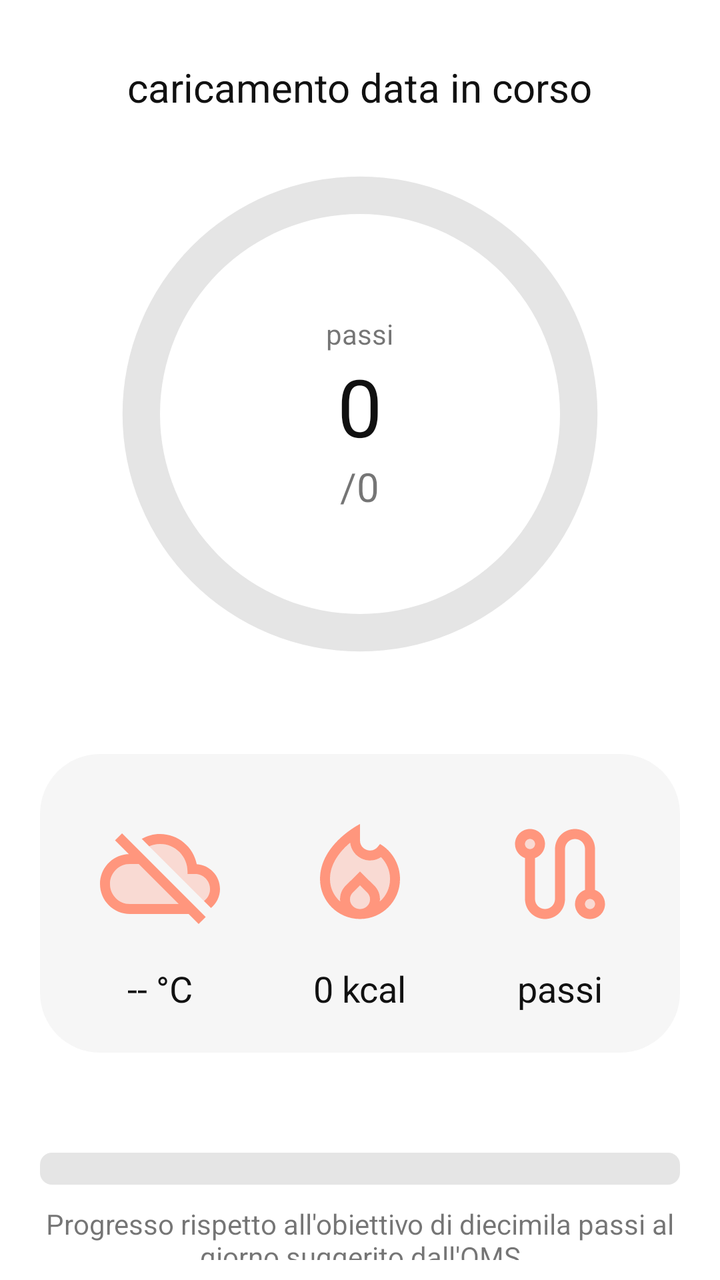
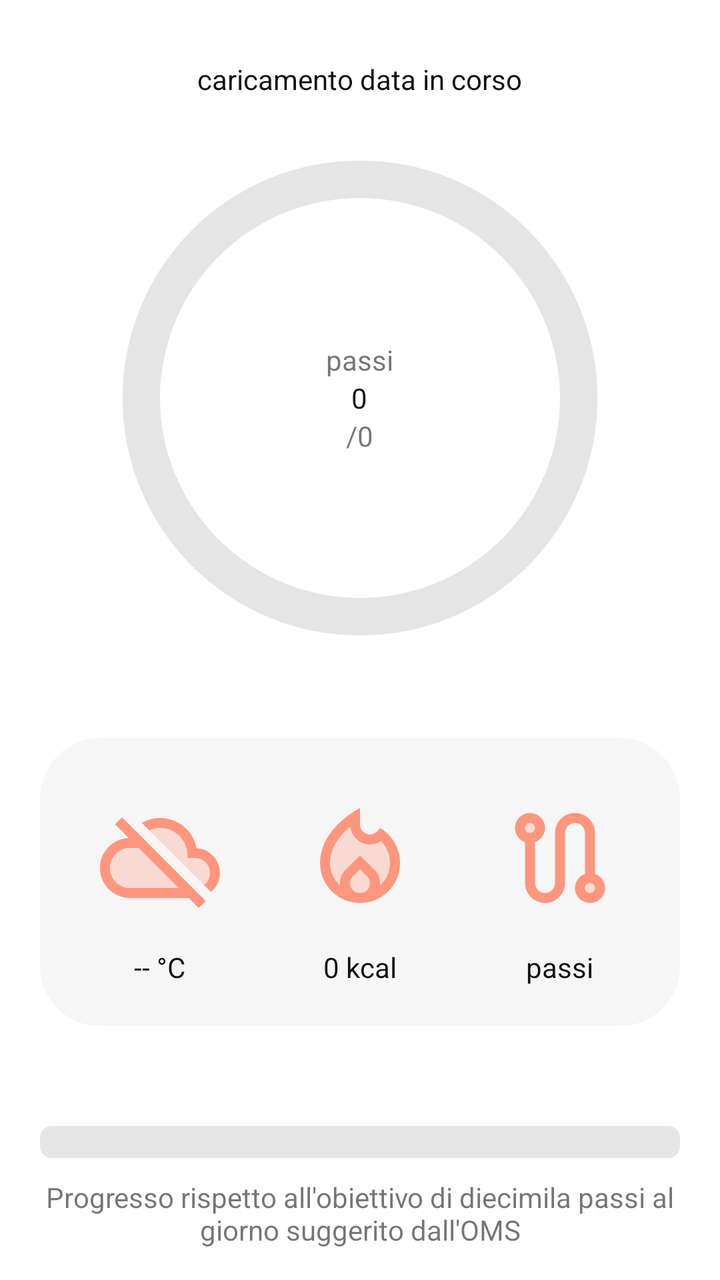

An Android layout rendered at two revisions. The XML below is the earlier revision; the diff shows what the commit changed to produce the second picture.
<!-- AndroidManifest.xml: application theme Theme.Passi -->
<!-- res/layout/fragment_home.xml -->
<?xml version="1.0" encoding="utf-8"?>
<FrameLayout xmlns:android="http://schemas.android.com/apk/res/android"
    xmlns:tools="http://schemas.android.com/tools"
    android:layout_width="match_parent"
    android:layout_height="match_parent"
    tools:context=".home.HomeFragment">

    <LinearLayout
        android:id="@+id/mainLayout"
        android:layout_width="match_parent"
        android:layout_height="match_parent"
        android:gravity="center_horizontal"
        android:orientation="vertical"
        android:paddingTop="30dp">

        <TextView
            android:id="@+id/giorno"
            android:layout_width="wrap_content"
            android:layout_height="wrap_content"
            android:text="@string/data"
            android:textColor="@color/black"
            android:textSize="20sp"/>
        <RelativeLayout
            android:layout_width="match_parent"
            android:layout_height="wrap_content">

            <ProgressBar
                android:id="@+id/passiProgress"
                android:layout_width="300dp"
                android:layout_height="300dp"
                android:layout_centerInParent="true"
                android:indeterminateOnly="false"
                android:progress="0"
                android:progressDrawable="@drawable/circular_progress" />

            <LinearLayout
                android:id="@+id/passiOggiGroup"
                android:layout_width="wrap_content"
                android:layout_height="wrap_content"
                android:orientation="vertical"
                android:layout_centerInParent="true">
                <TextView
                    android:layout_width="wrap_content"
                    android:layout_height="wrap_content"
                    android:layout_gravity="center_horizontal"
                    android:text="@string/passi"/>
                <TextView
                    android:id="@+id/passiOggi"
                    android:layout_width="wrap_content"
                    android:layout_height="wrap_content"
                    android:text="@string/passiOggi"
                    android:layout_gravity="center_horizontal"
                    android:textSize="40sp"
                    android:textColor="@color/black" />
                <TextView
                    android:id="@+id/passiObiettivo"
                    android:layout_width="wrap_content"
                    android:layout_height="wrap_content"
                    android:layout_gravity="center_horizontal"
                    android:textSize="20sp"
                    android:text="@string/passiObiettivo"/>

            </LinearLayout>
        </RelativeLayout>

        <LinearLayout
            android:layout_width="match_parent"
            android:layout_height="wrap_content"
            android:orientation="horizontal"
            android:layout_margin="20sp"
            android:background="@drawable/rounded_corners"
            android:padding="10sp">

            <LinearLayout
                android:layout_width="0dp"
                android:layout_height="wrap_content"
                android:layout_weight="1"
                android:gravity="center_horizontal"
                android:orientation="vertical"
                android:padding="10sp">
                <ImageView
                    android:id="@+id/meteoIcona"
                    android:layout_width="match_parent"
                    android:layout_height="wrap_content"
                    android:src="@drawable/no_meteo"
                    android:scaleType="fitCenter"
                    android:adjustViewBounds="true"
                    android:padding="10sp"/>
                <TextView
                    android:id="@+id/meteoTesto"
                    android:layout_width="wrap_content"
                    android:layout_height="wrap_content"
                    android:text="@string/temperatura"
                    android:textColor="@color/black"
                    android:textSize="18sp"
                    android:layout_marginTop="5dp"/>
            </LinearLayout>

            <LinearLayout
                android:layout_width="0dp"
                android:layout_height="wrap_content"
                android:layout_weight="1"
                android:gravity="center_horizontal"
                android:orientation="vertical"
                android:padding="10sp">
                <ImageView
                    android:layout_width="match_parent"
                    android:layout_height="wrap_content"
                    android:src="@drawable/fire"
                    android:scaleType="fitCenter"
                    android:adjustViewBounds="true"
                    android:padding="10sp"/>
                <TextView
                    android:id="@+id/calorieTesto"
                    android:layout_width="wrap_content"
                    android:layout_height="wrap_content"
                    android:text="@string/calorie"
                    android:textColor="@color/black"
                    android:textSize="18sp"
                    android:layout_marginTop="5dp"/>
            </LinearLayout>

            <LinearLayout
                android:layout_width="0dp"
                android:layout_height="wrap_content"
                android:layout_weight="1"
                android:gravity="center_horizontal"
                android:orientation="vertical"
                android:padding="10sp">
                <ImageView
                    android:id="@+id/kmIcona"
                    android:layout_width="match_parent"
                    android:layout_height="wrap_content"
                    android:src="@drawable/route"
                    android:scaleType="fitCenter"
                    android:adjustViewBounds="true"
                    android:padding="10sp"/>
                <TextView
                    android:id="@+id/kmTesto"
                    android:layout_width="wrap_content"
                    android:layout_height="wrap_content"
                    android:text="@string/km"
                    android:textColor="@color/black"
                    android:textSize="18sp"
                    android:layout_marginTop="5dp"/>
            </LinearLayout>

        </LinearLayout>

        <ProgressBar
            android:id="@+id/OMSProgress"
            android:layout_width="match_parent"
            android:layout_height="wrap_content"
            android:max="100"
            android:progress="0"
            style="?android:attr/progressBarStyleHorizontal"
            android:progressDrawable="@drawable/linear_progress"
            android:layout_marginHorizontal="20sp"
            android:layout_marginTop="30sp"/>

        <TextView
            android:id="@+id/OMS"
            android:layout_marginHorizontal="20sp"
            android:layout_marginVertical="10sp"
            android:textAlignment="center"
            android:layout_width="wrap_content"
            android:layout_height="wrap_content"
            android:text="@string/passiStandard"/>
    </LinearLayout>

</FrameLayout>
<!-- resources referenced by this layout -->
<resources>
  <color name="black">#FF111111</color>
  <!-- drawable circular_progress (drawable) -->
  <?xml version="1.0" encoding="utf-8"?>
  <layer-list xmlns:android="http://schemas.android.com/apk/res/android">
      <item>
          <shape
              android:shape="ring"
              android:thicknessRatio="16"
              android:useLevel="false">
              <solid android:color="?attr/colorSecondary" />
          </shape>
      </item>
      <item>
          <rotate
              android:fromDegrees="270"
              android:toDegrees="270">
              <shape
                  android:shape="ring"
                  android:thicknessRatio="16"
                  android:useLevel="true">
                  <solid android:color="?attr/colorPrimaryVariant"/>
              </shape>
          </rotate>
      </item>
  </layer-list>
  <!-- drawable linear_progress (drawable) -->
  <?xml version="1.0" encoding="utf-8"?>
  <layer-list xmlns:android="http://schemas.android.com/apk/res/android">
  
      <item android:id="@android:id/background">
  
          <shape android:shape="rectangle" >
              <corners android:radius="6dp"/>
              <solid android:color="?attr/colorSecondary"/>
          </shape>
  
      </item>
  
  
      <item android:id="@android:id/progress">
  
          <scale android:scaleWidth="100%">
              <shape android:shape="rectangle">
                  <corners android:radius="6dp"/>
                  <solid android:color="?attr/colorPrimaryVariant"/>
              </shape>
          </scale>
  
      </item>
  
  </layer-list>
  <!-- drawable rounded_corners (drawable) -->
  <?xml version="1.0" encoding="utf-8"?>
  <shape xmlns:android="http://schemas.android.com/apk/res/android">
     <solid android:color="?attr/colorSecondaryVariant"></solid>
     <corners android:radius="30sp"></corners>
  </shape>
  <string name="calorie">0 kcal</string>
  <string name="data">caricamento data in corso</string>
  <string name="km">passi</string>
  <string name="passi">passi</string>
  <string name="passiObiettivo">/0</string>
  <string name="passiOggi">0</string>
  <string name="passiStandard">Progresso rispetto all\'obiettivo di diecimila passi al giorno suggerito dall\'OMS</string>
  <string name="temperatura">-- °C</string>
  <style name="Theme.Passi" parent="Theme.MaterialComponents.DayNight.DarkActionBar">
          
          <item name="colorPrimary">@color/orange_500</item>
          <item name="colorPrimaryVariant">@color/orange_700</item>
          <item name="colorOnPrimary">@color/white</item>
          
          <item name="colorSecondary">@color/grey_300</item>
          <item name="colorSecondaryVariant">@color/grey_100</item>
          <item name="colorOnSecondary">@color/black</item>
          
          <item name="android:statusBarColor">?attr/colorPrimaryVariant</item>
          
      </style>
  <color name="orange_500">#FFFF7724</color>
  <color name="orange_700">#FFE64E1B</color>
  <color name="white">#FFFFFFFF</color>
  <color name="grey_300">#FFE5E5E5</color>
  <color name="grey_100">#FFF6F6F6</color>
  <!-- unchanged entries left out for length: 3 -->
</resources>

<!-- the commit's change to res/layout/fragment_home.xml (unified diff, before → after) -->
@@ -19,7 +19,7 @@
             android:layout_height="wrap_content"
             android:text="@string/data"
             android:textColor="@color/black"
-            android:textSize="20sp"/>
+            android:textSize="@dimen/text_size_subtitle"/>
         <RelativeLayout
             android:layout_width="match_parent"
             android:layout_height="wrap_content">
@@ -50,14 +50,14 @@
                     android:layout_height="wrap_content"
                     android:text="@string/passiOggi"
                     android:layout_gravity="center_horizontal"
-                    android:textSize="40sp"
+                    android:textSize="@dimen/text_size_display"
                     android:textColor="@color/black" />
                 <TextView
                     android:id="@+id/passiObiettivo"
                     android:layout_width="wrap_content"
                     android:layout_height="wrap_content"
                     android:layout_gravity="center_horizontal"
-                    android:textSize="20sp"
+                    android:textSize="@dimen/text_size_subtitle"
                     android:text="@string/passiObiettivo"/>
 
             </LinearLayout>
@@ -67,9 +67,9 @@
             android:layout_width="match_parent"
             android:layout_height="wrap_content"
             android:orientation="horizontal"
-            android:layout_margin="20sp"
+            android:layout_margin="20dp"
             android:background="@drawable/rounded_corners"
-            android:padding="10sp">
+            android:padding="10dp">
 
             <LinearLayout
                 android:layout_width="0dp"
@@ -77,7 +77,7 @@
                 android:layout_weight="1"
                 android:gravity="center_horizontal"
                 android:orientation="vertical"
-                android:padding="10sp">
+                android:padding="10dp">
                 <ImageView
                     android:id="@+id/meteoIcona"
                     android:layout_width="match_parent"
@@ -85,14 +85,14 @@
                     android:src="@drawable/no_meteo"
                     android:scaleType="fitCenter"
                     android:adjustViewBounds="true"
-                    android:padding="10sp"/>
+                    android:padding="10dp"/>
                 <TextView
                     android:id="@+id/meteoTesto"
                     android:layout_width="wrap_content"
                     android:layout_height="wrap_content"
                     android:text="@string/temperatura"
                     android:textColor="@color/black"
-                    android:textSize="18sp"
+                    android:textSize="@dimen/text_size_body"
                     android:layout_marginTop="5dp"/>
             </LinearLayout>
 
@@ -102,21 +102,21 @@
                 android:layout_weight="1"
                 android:gravity="center_horizontal"
                 android:orientation="vertical"
-                android:padding="10sp">
+                android:padding="10dp">
                 <ImageView
                     android:layout_width="match_parent"
                     android:layout_height="wrap_content"
                     android:src="@drawable/fire"
                     android:scaleType="fitCenter"
                     android:adjustViewBounds="true"
-                    android:padding="10sp"/>
+                    android:padding="10dp"/>
                 <TextView
                     android:id="@+id/calorieTesto"
                     android:layout_width="wrap_content"
                     android:layout_height="wrap_content"
                     android:text="@string/calorie"
                     android:textColor="@color/black"
-                    android:textSize="18sp"
+                    android:textSize="@dimen/text_size_body"
                     android:layout_marginTop="5dp"/>
             </LinearLayout>
 
@@ -126,7 +126,7 @@
                 android:layout_weight="1"
                 android:gravity="center_horizontal"
                 android:orientation="vertical"
-                android:padding="10sp">
+                android:padding="10dp">
                 <ImageView
                     android:id="@+id/kmIcona"
                     android:layout_width="match_parent"
@@ -134,14 +134,14 @@
                     android:src="@drawable/route"
                     android:scaleType="fitCenter"
                     android:adjustViewBounds="true"
-                    android:padding="10sp"/>
+                    android:padding="10dp"/>
                 <TextView
                     android:id="@+id/kmTesto"
                     android:layout_width="wrap_content"
                     android:layout_height="wrap_content"
                     android:text="@string/km"
                     android:textColor="@color/black"
-                    android:textSize="18sp"
+                    android:textSize="@dimen/text_size_body"
                     android:layout_marginTop="5dp"/>
             </LinearLayout>
 
@@ -155,13 +155,13 @@
             android:progress="0"
             style="?android:attr/progressBarStyleHorizontal"
             android:progressDrawable="@drawable/linear_progress"
-            android:layout_marginHorizontal="20sp"
-            android:layout_marginTop="30sp"/>
+            android:layout_marginHorizontal="20dp"
+            android:layout_marginTop="30dp"/>
 
         <TextView
             android:id="@+id/OMS"
-            android:layout_marginHorizontal="20sp"
-            android:layout_marginVertical="10sp"
+            android:layout_marginHorizontal="20dp"
+            android:layout_marginVertical="10dp"
             android:textAlignment="center"
             android:layout_width="wrap_content"
             android:layout_height="wrap_content"
